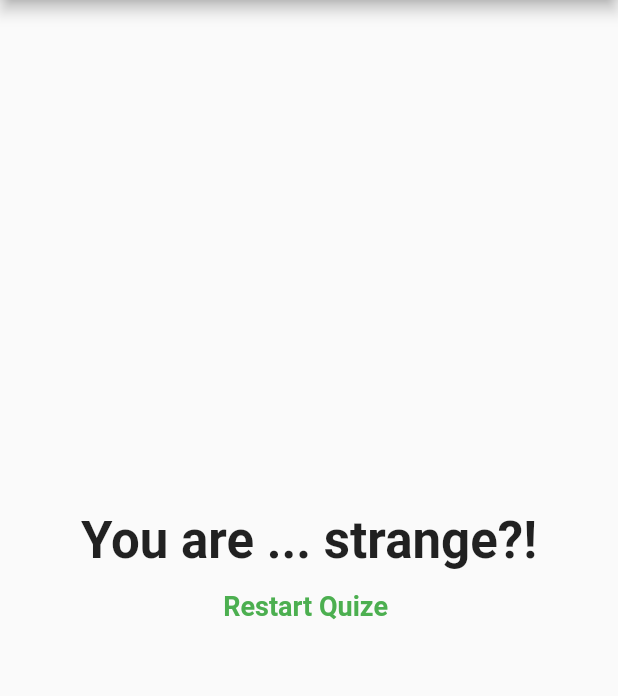
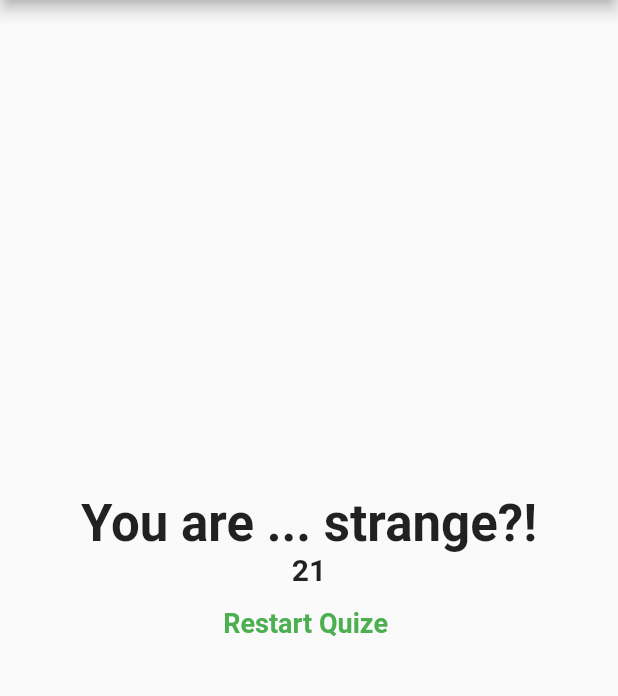
Before and after one commit to shuvo18103107/Quize-Application, a Flutter app: the screen it shows after launch, after a tap on "Rabbit", after a tap on "Inception", after a tap on "Water-Lily", on a phone screen of 412 x 824 dp, the part 84-780 px from its top. Run offline on Flutter 3.47's test engine with Material 2 defaults, Android fonts, the phone set to English and light mode, and no system bars.

```diff
--- a/lib/result.dart
+++ b/lib/result.dart
@@ -19,6 +19,10 @@ class Result extends StatelessWidget {
     return resultText;
   }
 
+  int get totalscorepoint {
+    return resultscore;
+  }
+
   @override
   Widget build(BuildContext context) {
     return Column(
@@ -29,6 +33,16 @@ class Result extends StatelessWidget {
             resultphrase,
             style: TextStyle(
               fontSize: 34,
+              fontWeight: FontWeight.bold,
+            ),
+            textAlign: TextAlign.center,
+          ),
+        ),
+        Center(
+          child: Text(
+            '$totalscorepoint',
+            style: TextStyle(
+              fontSize: 20,
               fontWeight: FontWeight.bold,
             ),
             textAlign: TextAlign.center,
```
